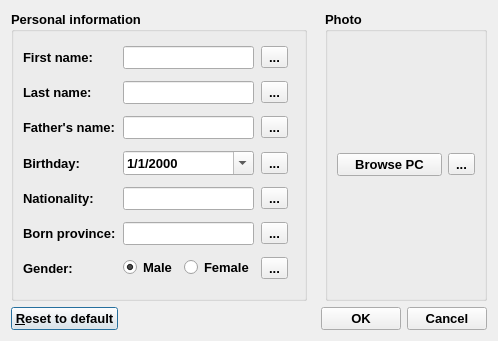
The window that ui/infoeditor.ui (amirmohsen1384/DataBox) describes before a commit, drawn with Qt 5.
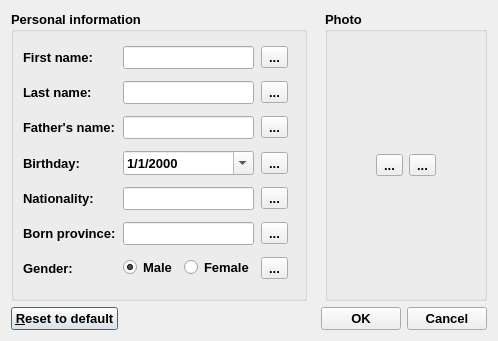
The same window after the commit. Icons and pictures are not drawn.

What changed in the file:
```diff
--- a/ui/infoeditor.ui
+++ b/ui/infoeditor.ui
@@ -437,15 +437,35 @@
       <item>
        <layout class="QHBoxLayout" name="layoutPhotoController">
         <item>
-         <widget class="QPushButton" name="buttonBrowsePC">
-          <property name="sizePolicy">
-           <sizepolicy hsizetype="MinimumExpanding" vsizetype="Fixed">
-            <horstretch>0</horstretch>
-            <verstretch>0</verstretch>
-           </sizepolicy>
+         <spacer name="horizontalSpacer">
+          <property name="orientation">
+           <enum>Qt::Horizontal</enum>
+          </property>
+          <property name="sizeHint" stdset="0">
+           <size>
+            <width>40</width>
+            <height>20</height>
+           </size>
+          </property>
+         </spacer>
+        </item>
+        <item>
+         <widget class="QToolButton" name="buttonLocalBrowser">
+          <property name="toolTip">
+           <string>Browse a photo in the local storage</string>
           </property>
           <property name="text">
-           <string>Browse PC</string>
+           <string>...</string>
+          </property>
+          <property name="icon">
+           <iconset resource="icons/resource.qrc">
+            <normaloff>:/icons/open file.png</normaloff>:/icons/open file.png</iconset>
+          </property>
+          <property name="iconSize">
+           <size>
+            <width>24</width>
+            <height>24</height>
+           </size>
           </property>
          </widget>
         </item>
@@ -472,6 +492,19 @@
           </property>
          </widget>
         </item>
+        <item>
+         <spacer name="horizontalSpacer_2">
+          <property name="orientation">
+           <enum>Qt::Horizontal</enum>
+          </property>
+          <property name="sizeHint" stdset="0">
+           <size>
+            <width>40</width>
+            <height>20</height>
+           </size>
+          </property>
+         </spacer>
+        </item>
        </layout>
       </item>
      </layout>
```
Left out of the diff: 28 changed lines with no effect on the pictures.
